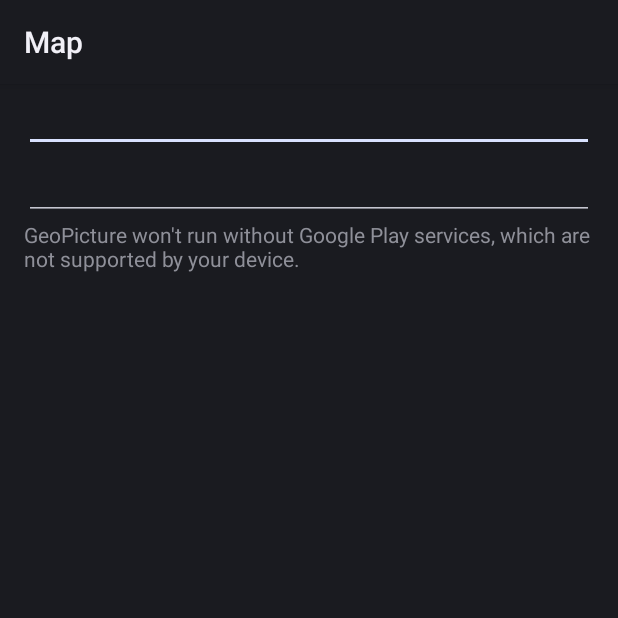
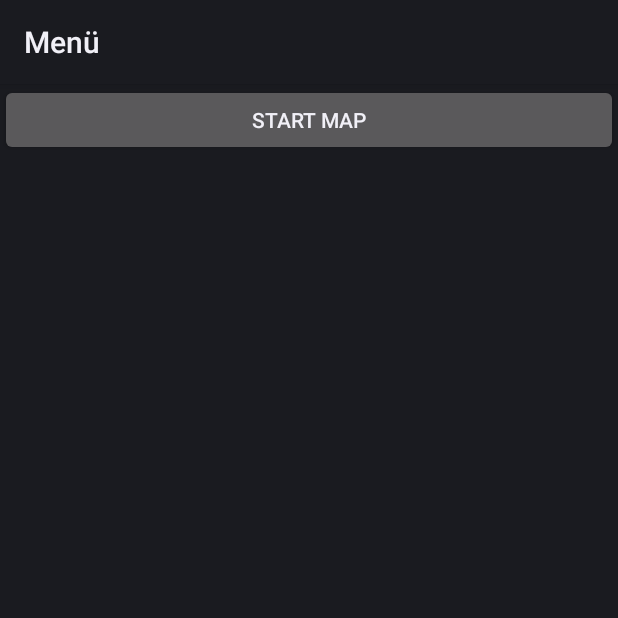
Before and after one commit to Marcel4747/GeoPicture, an Android app: the screen it shows after launch (MapsActivity before the commit, MenuActivity after it), on a phone screen of 412 x 824 dp, the top half of it. Run offline under Robolectric (Android 15) with nearby library versions, the phone set to English and light mode, and no system bars.

```diff
--- a/de.fh-dortmund.geopicture/src/main/AndroidManifest.xml
+++ b/de.fh-dortmund.geopicture/src/main/AndroidManifest.xml
@@ -28,6 +28,11 @@
         <activity
             android:name=".MapsActivity"
             android:label="@string/title_activity_maps" >
+
+        </activity>
+        <activity
+            android:name=".MenuActivity"
+            android:label="@string/title_activity_menu" >
             <intent-filter>
                 <action android:name="android.intent.action.MAIN" />
 
--- /dev/null
+++ b/de.fh-dortmund.geopicture/src/main/java/com/example/dennis/geopicture/MenuActivity.java
@@ -0,0 +1,31 @@
+package com.example.dennis.geopicture;
+import android.content.Intent;
+import android.os.Bundle;
+import android.app.Activity;
+import android.view.View;
+import android.widget.Button;
+
+import com.google.android.gms.maps.SupportMapFragment;
+import com.google.android.gms.maps.model.LatLng;
+import com.google.android.gms.maps.model.MarkerOptions;
+
+/**
+ * Created by Dennis on 13.04.2015.
+ */
+public class MenuActivity extends Activity {
+
+    @Override
+    protected void onCreate(Bundle savedInstanceState) {
+        super.onCreate(savedInstanceState);
+        setContentView(R.layout.activity_menu);
+
+        Button buttonMap =  (Button)findViewById(R.id.buttonStartMap);
+        buttonMap.setOnClickListener(new View.OnClickListener() {
+            @Override
+            public void onClick(View v) {
+                Intent intent=new Intent(getApplicationContext(), MapsActivity.class);
+                startActivity(intent);
+            }
+        });
+    }
+}
--- /dev/null
+++ b/de.fh-dortmund.geopicture/src/main/res/layout/activity_menu.xml
@@ -0,0 +1,13 @@
+<?xml version="1.0" encoding="utf-8"?>
+<LinearLayout xmlns:android="http://schemas.android.com/apk/res/android"
+    android:orientation="vertical" android:layout_width="match_parent"
+    android:layout_height="match_parent"
+    android:weightSum="1">
+
+
+    <Button
+        android:layout_width="match_parent"
+        android:layout_height="wrap_content"
+        android:text="@string/MapButton"
+        android:id="@+id/buttonStartMap" />
+</LinearLayout>
--- a/de.fh-dortmund.geopicture/src/main/res/values/strings.xml
+++ b/de.fh-dortmund.geopicture/src/main/res/values/strings.xml
@@ -1,4 +1,6 @@
 <resources>
     <string name="app_name">GeoPicture</string>
     <string name="title_activity_maps">Map</string>
+    <string name="title_activity_menu">Menü</string>
+    <string name="MapButton">Start Map</string>
 </resources>
```
